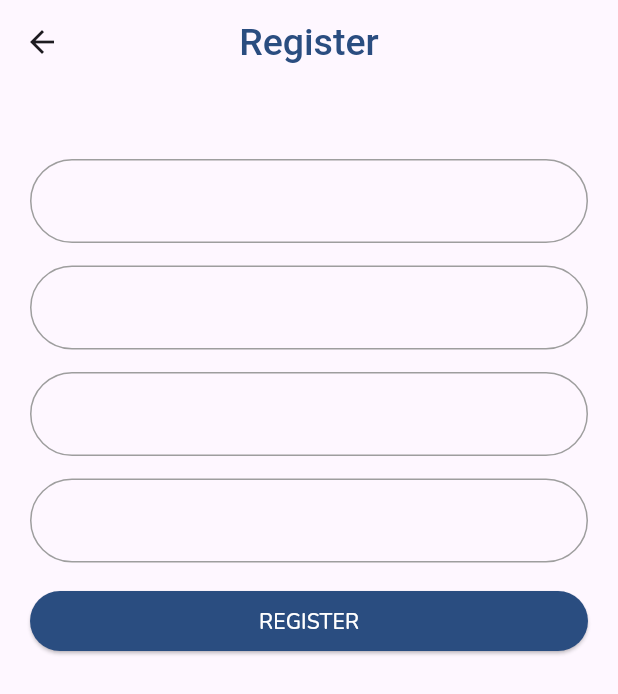
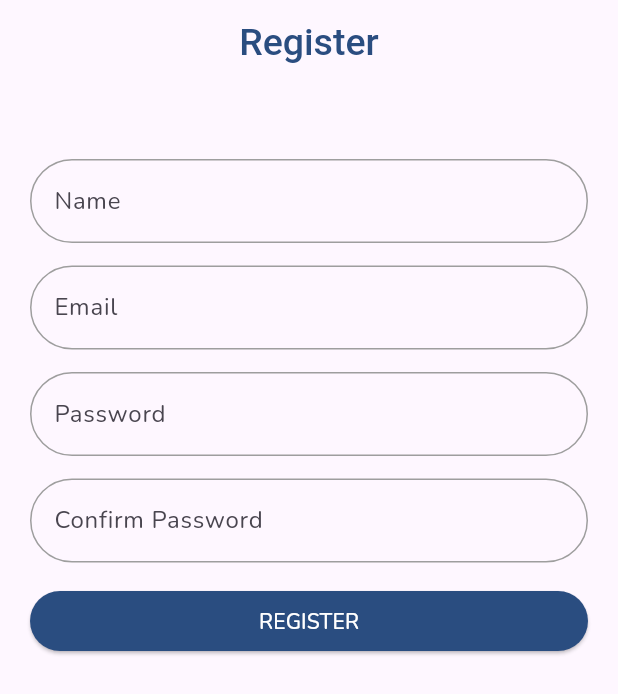
Before and after one commit to a-saber/NTI_course, a Flutter app: the RegisterView screen opened directly, on a phone screen of 412 x 824 dp. Shown: the top 694 px of the screen. Run offline on Flutter 3.47's test engine with Material 3 defaults, Android fonts, the phone set to English and light mode, and no system bars; our stand-ins replace dartz.

Commit message:
add user model and auth repo

```diff
--- /dev/null
+++ b/lib/core/constants/app_constants.dart
@@ -0,0 +1,5 @@
+abstract class AppConstants
+{
+  static const String appName = "NTI Course";
+  static const String fontFamily = 'Nunito';
+}
--- a/lib/core/localization/app_strings.dart
+++ b/lib/core/localization/app_strings.dart
@@ -1,5 +1,12 @@
 abstract class AppStrings
 {
+  // RegisterView
   static const String register = 'Register';
+  static const String name = 'Name';
+  static const String email = 'Email';
+  static const String password = 'Password';
+  static const String passwordConfirm = 'Confirm Password';
+
+  // LoginView
   static const String login = 'Login';
 }
--- /dev/null
+++ b/lib/features/auth/data/models/user_model.dart
@@ -0,0 +1,8 @@
+class UserModel
+{
+  String name;
+  String email;
+  String password;
+
+  UserModel({required this.name, required this.email, required this.password});
+}
--- a/lib/features/auth/views/login_view.dart
+++ b/lib/features/auth/views/login_view.dart
@@ -25,9 +25,11 @@ class LoginView extends StatelessWidget {
           [
             SizedBox(height: AppSizes.spaceAboveForm,),
             DefaultAuthFormField(
+              label: AppStrings.email,
               controller: emailController,
             ),
             DefaultAuthFormField(
+              label: AppStrings.password,
               controller: passwordController,
             ),
 
--- a/lib/features/auth/views/register_view.dart
+++ b/lib/features/auth/views/register_view.dart
@@ -28,15 +28,19 @@ class RegisterView extends StatelessWidget {
           [
             SizedBox(height: AppSizes.spaceAboveForm,),
             DefaultAuthFormField(
+              label: AppStrings.name,
               controller: nameController,
             ),
             DefaultAuthFormField(
+              label: AppStrings.email,
               controller: emailController,
             ),
             DefaultAuthFormField(
+              label: AppStrings.password,
               controller: passwordController,
             ),
             DefaultAuthFormField(
+              label: AppStrings.passwordConfirm,
               controller: passwordConfirmController,
             ),
 
--- a/lib/features/auth/views/widgets/default_auth_from_field.dart
+++ b/lib/features/auth/views/widgets/default_auth_from_field.dart
@@ -4,9 +4,10 @@ import 'package:nti_course/core/utils/app_colors.dart';
 import 'package:nti_course/core/utils/app_paddings.dart';
 
 class DefaultAuthFormField extends StatelessWidget {
-  const DefaultAuthFormField({super.key, required this.controller});
+  const DefaultAuthFormField({super.key, required this.controller, required this.label});
 
   final TextEditingController controller;
+  final String label;
   @override
   Widget build(BuildContext context) {
     return Padding(
@@ -14,6 +15,7 @@ class DefaultAuthFormField extends StatelessWidget {
       child: TextFormField(
         controller: controller,
         decoration: InputDecoration(
+          labelText: label,
           enabledBorder: OutlineInputBorder(
             borderRadius: AppBorders.formFieldBorderRadius,
             borderSide: const BorderSide(
--- a/pubspec.yaml
+++ b/pubspec.yaml
@@ -34,6 +34,8 @@ dependencies:
   # The following adds the Cupertino Icons font to your application.
   # Use with the CupertinoIcons class for iOS style icons.
   cupertino_icons: ^1.0.8
+
+  dartz: ^0.10.1
 
 
 
```
Also changed, not shown: lib/features/auth/data/repo/auth_repo.dart (added, +47 -0 lines), lib/main.dart (+4 -3 lines), pubspec.lock.
